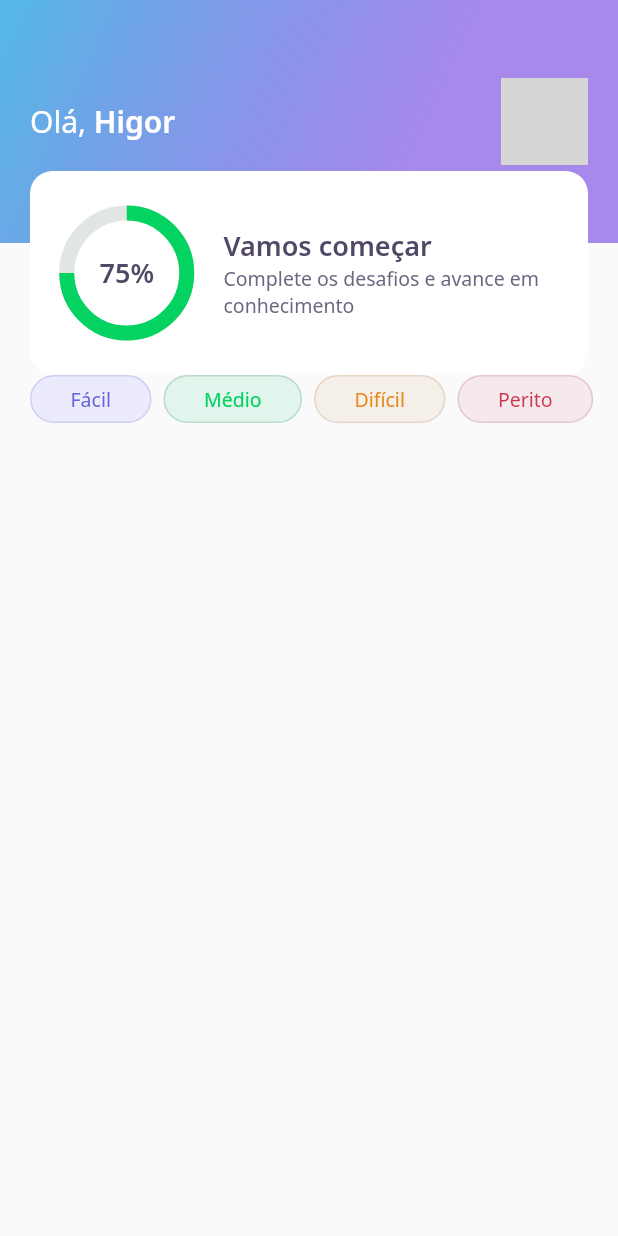
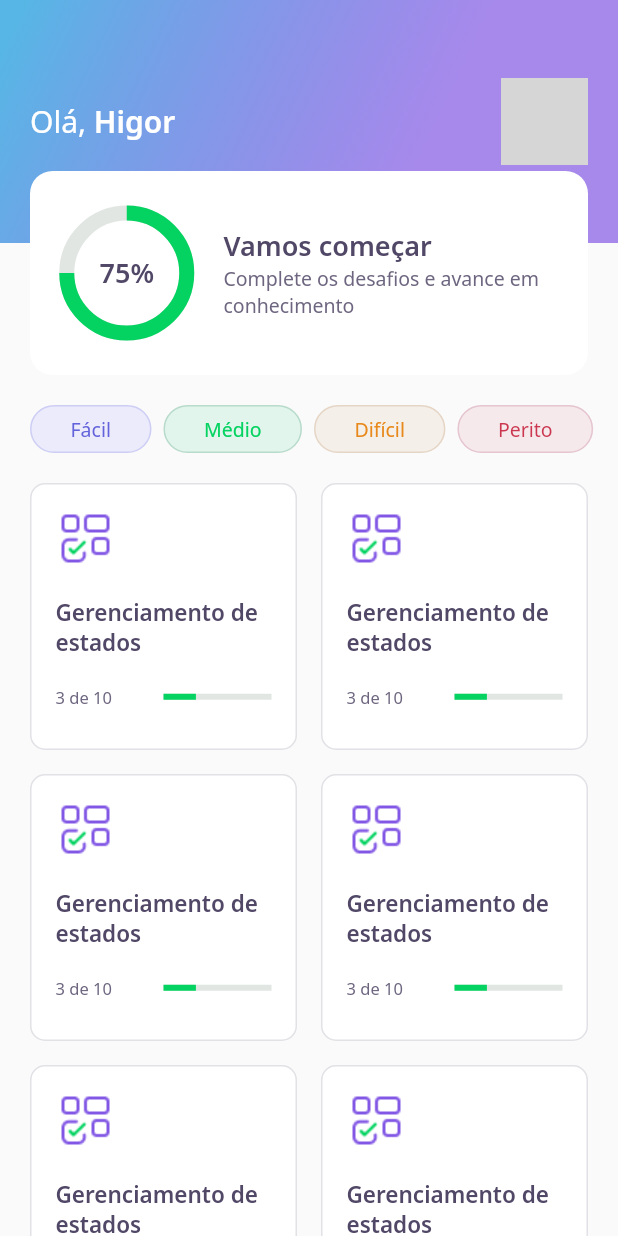
Before and after one commit to higorpo/nlw5-devquiz, a Flutter app: the screen it shows after launch, on a phone screen of 412 x 824 dp. Run offline on Flutter 3.47's test engine with Material 2 defaults, Android fonts, the phone set to English and light mode, and no system bars; our stand-ins replace google_fonts; network calls fail; grey boxes are pictures that could not be loaded.

Commit message:
:sparkles: Create home screen

```diff
--- a/lib/home/home_page.dart
+++ b/lib/home/home_page.dart
@@ -1,5 +1,6 @@
 import 'package:DevQuiz/home/widgets/appbar/appbar_widget.dart';
 import 'package:DevQuiz/home/widgets/level_button/level_button_widget.dart';
+import 'package:DevQuiz/home/widgets/quiz_card/quiz_card_widget.dart';
 import 'package:flutter/material.dart';
 
 class HomePage extends StatefulWidget {
@@ -14,10 +15,13 @@ class _HomePageState extends State<HomePage> {
   Widget build(BuildContext context) {
     return Scaffold(
       appBar: AppBarWidget(),
-      body: SingleChildScrollView(
+      body: Column(
+        children: [
+          SingleChildScrollView(
             scrollDirection: Axis.horizontal,
             child: Padding(
-          padding: const EdgeInsets.symmetric(horizontal: 20.0),
+              padding:
+                  const EdgeInsets.symmetric(horizontal: 20.0, vertical: 20.0),
               child: Row(
                 mainAxisAlignment: MainAxisAlignment.spaceBetween,
                 children: [
@@ -40,6 +44,27 @@ class _HomePageState extends State<HomePage> {
               ),
             ),
           ),
+          Expanded(
+            child: GridView.count(
+              crossAxisCount: 2,
+              crossAxisSpacing: 16,
+              mainAxisSpacing: 16,
+              padding: const EdgeInsets.symmetric(horizontal: 20.0),
+              children: [
+                QuizCardWidget(),
+                QuizCardWidget(),
+                QuizCardWidget(),
+                QuizCardWidget(),
+                QuizCardWidget(),
+                QuizCardWidget(),
+                QuizCardWidget(),
+                QuizCardWidget(),
+                QuizCardWidget(),
+              ],
+            ),
+          ),
+        ],
+      ),
     );
   }
 }
--- a/lib/home/widgets/quiz_card/quiz_card_widget.dart
+++ b/lib/home/widgets/quiz_card/quiz_card_widget.dart
@@ -7,6 +7,7 @@ class QuizCardWidget extends StatelessWidget {
   @override
   Widget build(BuildContext context) {
     return Container(
+      padding: const EdgeInsets.all(16),
       decoration: BoxDecoration(
         border: Border.fromBorderSide(
           BorderSide(color: AppColors.border),
@@ -15,20 +16,32 @@ class QuizCardWidget extends StatelessWidget {
         borderRadius: BorderRadius.circular(10.0),
       ),
       child: Column(
+        crossAxisAlignment: CrossAxisAlignment.start,
         children: [
           Container(
             height: 40,
             width: 40,
             child: Image.asset(AppImages.blocks),
           ),
+          SizedBox(height: 19),
           Text("Gerenciamento de estados", style: AppTextStyles.heading15),
+          SizedBox(height: 19),
           Row(
             children: [
-              Text("3 de 10", style: AppTextStyles.body11),
-              LinearProgressIndicator(
-                value: .3,
-                backgroundColor: AppColors.chartSecondary,
-                valueColor: AlwaysStoppedAnimation(AppColors.chartPrimary),
+              Expanded(
+                flex: 2,
+                child: Text(
+                  "3 de 10",
+                  style: AppTextStyles.body11,
+                ),
+              ),
+              Expanded(
+                flex: 2,
+                child: LinearProgressIndicator(
+                  value: .3,
+                  backgroundColor: AppColors.chartSecondary,
+                  valueColor: AlwaysStoppedAnimation(AppColors.chartPrimary),
+                ),
               ),
             ],
           ),
```
Lines whose indentation alone changed are shown as unchanged.
